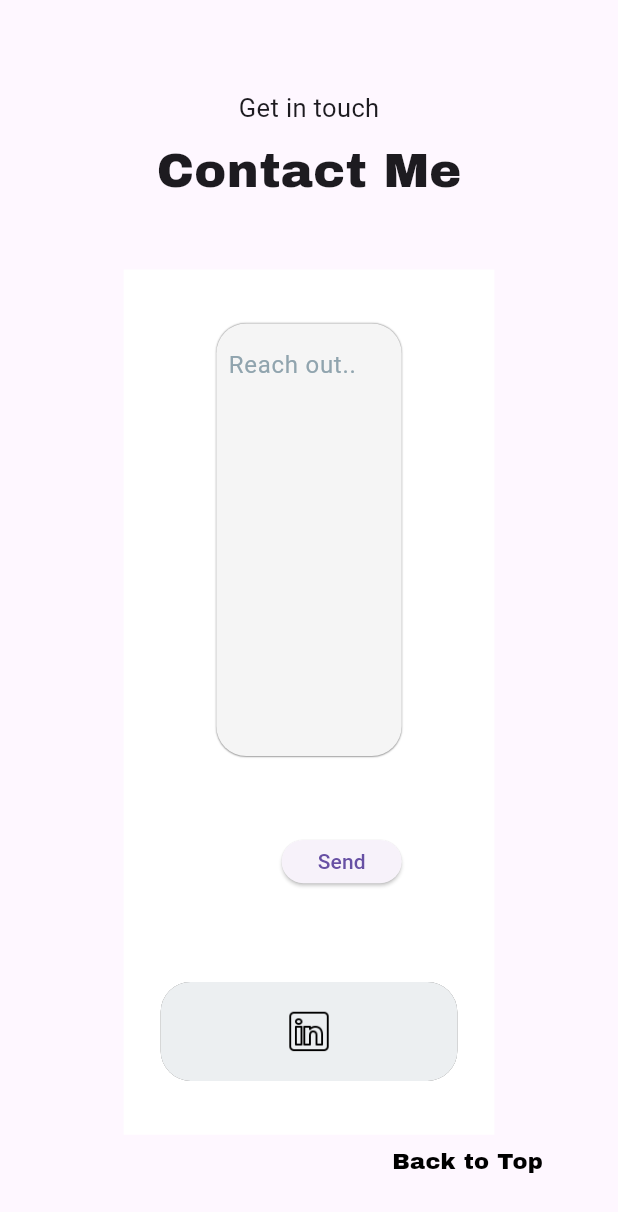
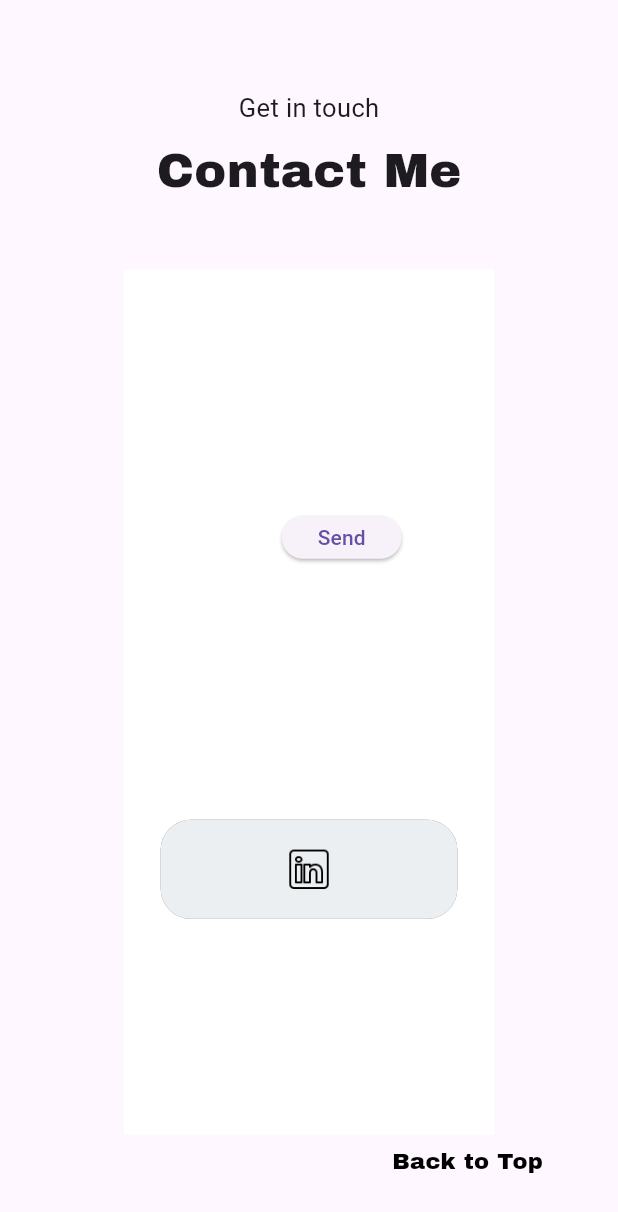
Before and after one commit to esqkarma/portfolio, a Flutter app: the Contact widget shown alone on an empty page, opened directly with empty values, on a phone screen of 412 x 824 dp. Shown: the top 1212 px of the screen. Run offline on Flutter 3.47's test engine with Material 3 defaults, Android fonts, the phone set to English and light mode, and no system bars; drawn by our look-alikes of auto_size_text; our stand-ins replace lottie; missing offline and left inert: dart:html; network calls fail.

Commit message:
new portfolio

```diff
--- a/lib/Machines/Desktop/Screens/Contact/Contact.dart
+++ b/lib/Machines/Desktop/Screens/Contact/Contact.dart
@@ -60,26 +60,26 @@ class Contact extends StatelessWidget {
           child: Column(
             mainAxisAlignment: MainAxisAlignment.spaceEvenly,
             children: [
-              Cont(
-                height: htofCont*0.50,
-                  width: wtofCont*0.50,
-                  color: Colors.grey[100],
-                  blurRadius: 0.1,
-                  borderRadius: 20,
-                  borderWidth: 0.1,
-                  child: Expanded(
-                      flex:1,child: Padding(
-                        padding: const EdgeInsets.all(8.0),
-                        child: TextField(
-                          cursorWidth: 1.5,
-                          cursorHeight: 20,
-                          decoration: InputDecoration(
-                          hintText: "Reach out..",
-                            hintStyle: TextStyle(color: Colors.blueGrey[300]),
-                            labelStyle: TextStyle(),
-                            hintTextDirection: TextDirection.ltr,
-                            border: InputBorder.none),maxLines: 100,),
-                      ))),
+              // Cont(
+              //   height: htofCont*0.50,
+              //     width: wtofCont*0.50,
+              //     color: Colors.grey[100],
+              //     blurRadius: 0.1,
+              //     borderRadius: 20,
+              //     borderWidth: 0.1,
+              //     child: Expanded(
+              //         flex:1,child: Padding(
+              //           padding: const EdgeInsets.all(8.0),
+              //           child: TextField(
+              //             cursorWidth: 1.5,
+              //             cursorHeight: 20,
+              //             decoration: InputDecoration(
+              //             hintText: "Reach out..",
+              //               hintStyle: TextStyle(color: Colors.blueGrey[300]),
+              //               labelStyle: TextStyle(),
+              //               hintTextDirection: TextDirection.ltr,
+              //               border: InputBorder.none),maxLines: 100,),
+              //         ))),
               Padding(
                 padding: const EdgeInsets.only(top: 20),
                 child: Container(
```
